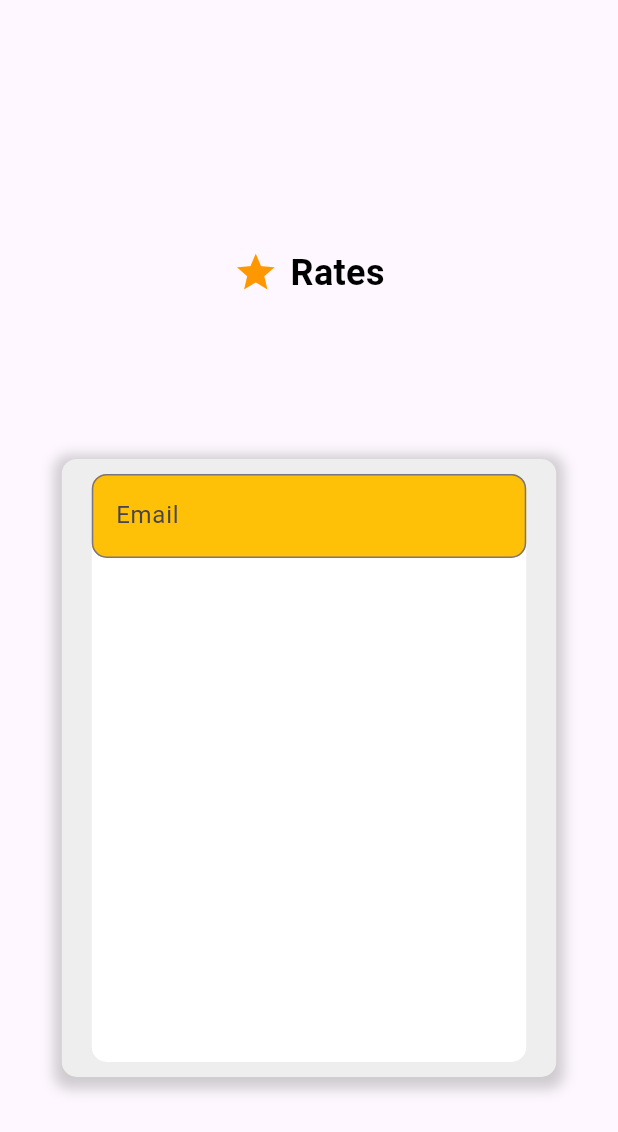
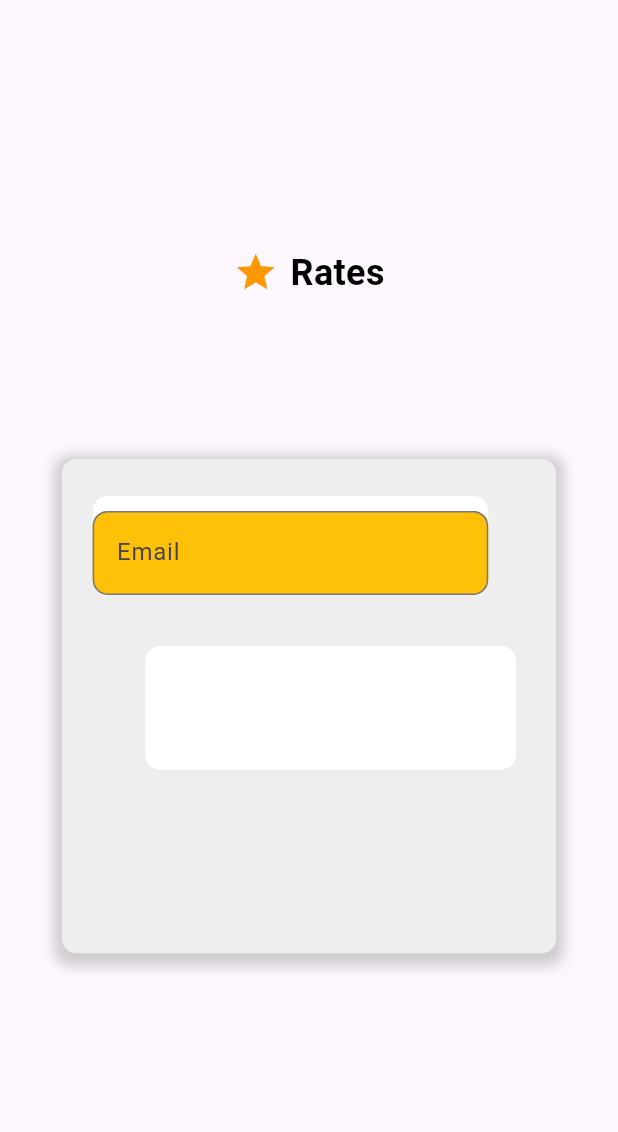
Before and after one commit to BasharAileh/Rates, a Flutter app: the screen it shows after launch, on a phone screen of 412 x 824 dp. Shown: the top 1132 px of the screen. Run offline on Flutter 3.47's test engine with Material 3 defaults, Android fonts, the phone set to English and light mode, and no system bars; our stand-ins replace firebase_auth, firebase_core; accounts and stored records are empty.

Commit message:
for hamza

```diff
--- a/GP-App/lib/Pages/login_page.dart
+++ b/GP-App/lib/Pages/login_page.dart
@@ -19,17 +19,24 @@ class _LoginPageState extends State<LoginPage> {
         children: [
           Padding(
             padding: EdgeInsets.only(top: AspectRatios.height * 0.2),
-              child: Center(
             child: Column(
               children: [
                 RatesLogo(),
                 SizedBox(height: AspectRatios.height * 0.13),
-                    LayoutBuilder(builder: (context, constraints) {
+                Center(
+                  child: ConstrainedBox(
+                    constraints: BoxConstraints(
+                      maxHeight: AspectRatios.height * 0.4,
+                      maxWidth: AspectRatios.width * 0.8,
+                    ),
+                    child: LayoutBuilder(builder: (context, constraints) {
                       return Container(
-                        width: AspectRatios.width * 0.8,
-                        height: AspectRatios.height * 0.5,
-                        padding: const EdgeInsets.symmetric(
-                            horizontal: 20, vertical: 10),
+                        width: constraints.maxHeight,
+                        height: constraints.maxHeight,
+                        padding: EdgeInsets.symmetric(
+                          horizontal: AspectRatios.width * 0.05,
+                          vertical: AspectRatios.height * 0.03,
+                        ),
                         decoration: BoxDecoration(
                           color: Colors.grey[200],
                           borderRadius: BorderRadius.circular(10),
@@ -45,7 +52,11 @@ class _LoginPageState extends State<LoginPage> {
                         ),
                         child: Stack(
                           children: [
-                            Container(
+                            GestureDetector(
+                              onTap: () {
+                                developer.log('${constraints.maxHeight}');
+                              },
+                              child: Container(
                                 width: constraints.maxWidth * 0.8,
                                 height: constraints.maxHeight * 0.1,
                                 decoration: BoxDecoration(
@@ -53,7 +64,9 @@ class _LoginPageState extends State<LoginPage> {
                                   borderRadius: BorderRadius.circular(10),
                                 ),
                               ),
+                            ),
                             Positioned(
+                              top: 10,
                               child: Container(
                                 decoration: BoxDecoration(
                                   color: Colors.amber,
@@ -91,10 +104,12 @@ class _LoginPageState extends State<LoginPage> {
                           ],
                         ),
                       );
-                    })
+                    }),
+                  ),
+                )
               ],
             ),
-              )),
+          ),
         ],
       ),
     );
--- a/GP-App/pubspec.yaml
+++ b/GP-App/pubspec.yaml
@@ -62,7 +62,7 @@ flutter:
 
   # To add assets to your application, add an assets section, like this:
   assets:
-    - assets/images
+    - assets/images/
 
   # An image asset can refer to one or more resolution-specific "variants", see
   # https://flutter.dev/to/resolution-aware-images
```
Also changed, not shown: 4 other files. Lines whose indentation alone changed are shown as unchanged.
